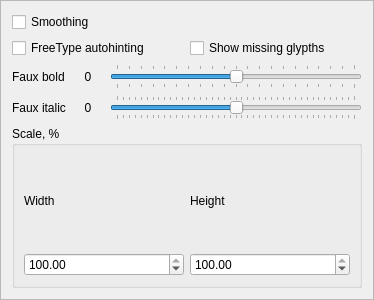
Above: fontoptionsframe.ui from andryblack/fontbuilder before the change. Below: the same form after it.
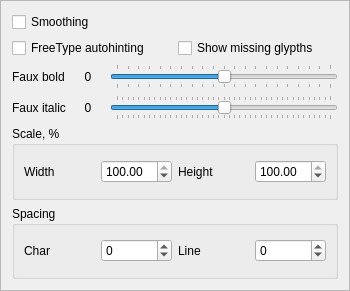
That is the form after the change.

Commit message: + extra spacing * structs fields naming style change + fontTest align

Patch:
```diff
--- a/fontoptionsframe.ui
+++ b/fontoptionsframe.ui
@@ -6,8 +6,8 @@
    <rect>
     <x>0</x>
     <y>0</y>
-    <width>374</width>
-    <height>300</height>
+    <width>350</width>
+    <height>291</height>
    </rect>
   </property>
   <property name="sizePolicy">
@@ -180,14 +180,14 @@
         </property>
        </widget>
       </item>
-      <item row="0" column="1">
+      <item row="0" column="2">
        <widget class="QLabel" name="label">
         <property name="text">
          <string>Height</string>
         </property>
        </widget>
       </item>
-      <item row="1" column="0">
+      <item row="0" column="1">
        <widget class="QDoubleSpinBox" name="doubleSpinBoxWidth">
         <property name="alignment">
          <set>Qt::AlignLeading|Qt::AlignLeft|Qt::AlignVCenter</set>
@@ -200,7 +200,7 @@
         </property>
        </widget>
       </item>
-      <item row="1" column="1">
+      <item row="0" column="3">
        <widget class="QDoubleSpinBox" name="doubleSpinBoxHeight">
         <property name="maximum">
          <double>100.000000000000000</double>
@@ -213,6 +213,49 @@
      </layout>
     </widget>
    </item>
+   <item>
+    <widget class="QGroupBox" name="groupBox">
+     <property name="title">
+      <string>Spacing</string>
+     </property>
+     <layout class="QGridLayout" name="gridLayout_5">
+      <item row="0" column="0">
+       <widget class="QLabel" name="label_2">
+        <property name="text">
+         <string>Char</string>
+        </property>
+        <property name="buddy">
+         <cstring>spinBoxCharSpacing</cstring>
+        </property>
+       </widget>
+      </item>
+      <item row="0" column="1">
+       <widget class="QSpinBox" name="spinBoxCharSpacing">
+        <property name="minimum">
+         <number>-99</number>
+        </property>
+       </widget>
+      </item>
+      <item row="0" column="2">
+       <widget class="QLabel" name="label_4">
+        <property name="text">
+         <string>Line</string>
+        </property>
+        <property name="buddy">
+         <cstring>spinBoxLineSpacing</cstring>
+        </property>
+       </widget>
+      </item>
+      <item row="0" column="3">
+       <widget class="QSpinBox" name="spinBoxLineSpacing">
+        <property name="minimum">
+         <number>-99</number>
+        </property>
+       </widget>
+      </item>
+     </layout>
+    </widget>
+   </item>
   </layout>
  </widget>
  <resources/>
```
Left out of the diff: 19 changed lines with no effect on the pictures. The commit also changes 18 other files.
